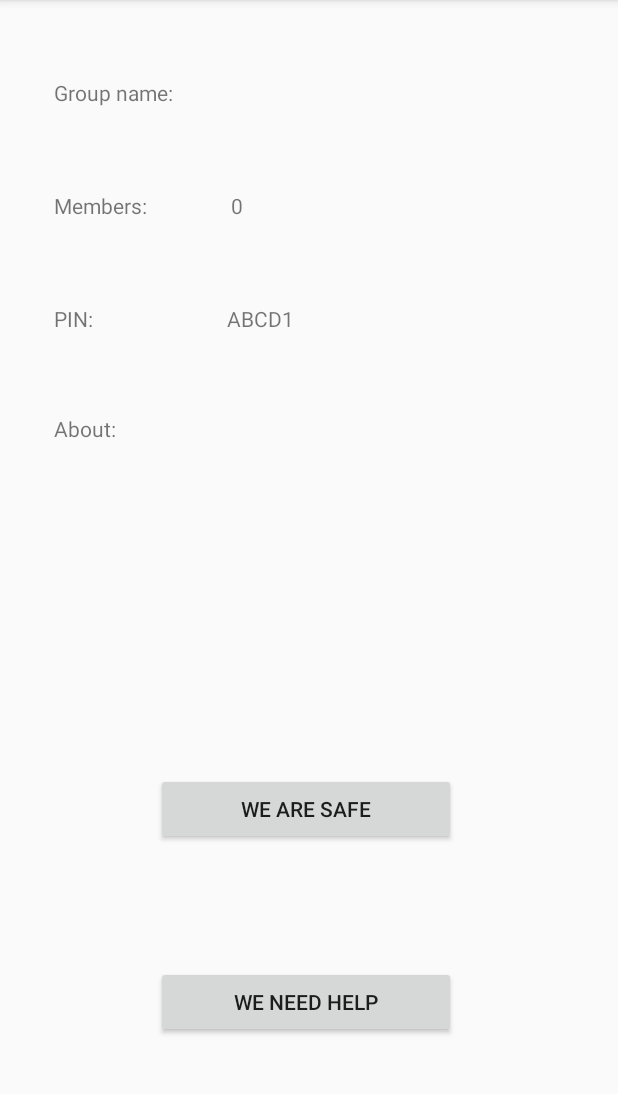
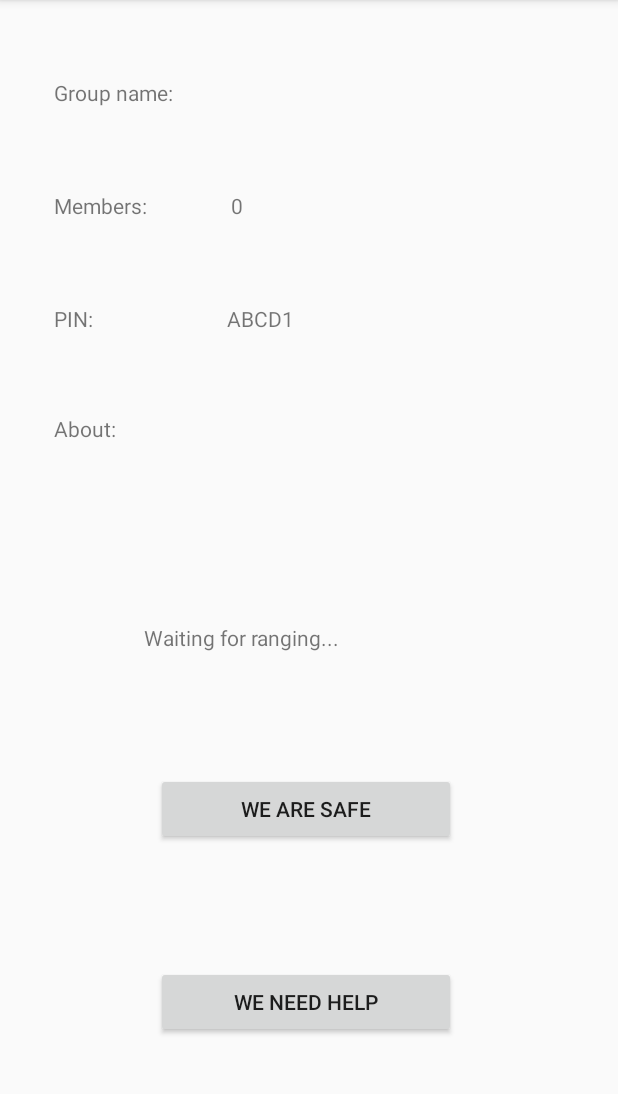
Before and after one commit to andrerubi/BetterWay, an Android app: the GroupActivity screen opened directly, with no data from a screen before it, on a phone screen of 412 x 824 dp, the part 84-1178 px from its top. Run offline under Robolectric (Android 15) with nearby library versions, the phone set to English and light mode, and no system bars; our stand-ins replace Firebase (no records; nobody signed in at launch, a user with empty details on screens opened directly); libraries missing offline, so code that uses them is left out: org.altbeacon.beacon; 6 statements that could not run were skipped.

Commit message:
+ beacon

```diff
--- a/app/src/main/java/com/example/ami/betterway/GroupActivity.java
+++ b/app/src/main/java/com/example/ami/betterway/GroupActivity.java
@@ -38,6 +38,7 @@ public class GroupActivity extends AppCompatActivity implements BeaconConsumer{
     String info;
     Button safe;
     Button help;
+    TextView tmp; /*TODO: remove variable*/
     private BeaconManager beaconManager = BeaconManager.getInstanceForApplication(this);
     private Beacon greenBeacon;
     private Beacon blueBeacon;
@@ -54,6 +55,8 @@ public class GroupActivity extends AppCompatActivity implements BeaconConsumer{
 
         safe = (Button) findViewById(R.id.btn_safe);
         help = (Button) findViewById(R.id.btn_help);
+        tmp = (TextView) findViewById(R.id.tmp);
+
 
 
         safe.setOnClickListener(new View.OnClickListener() {
@@ -191,15 +194,15 @@ public class GroupActivity extends AppCompatActivity implements BeaconConsumer{
 
                 if(greenBeacon.getRunningAverageRssi()>-70 && greenBeacon.getRunningAverageRssi()<-50
                         && blueBeacon.getRunningAverageRssi()>-90 && blueBeacon.getRunningAverageRssi()<-70)
-                    Toast.makeText(getBaseContext(),"You are in your room! (What is your excuse for this mess?)", Toast.LENGTH_SHORT).show();
+                    tmp.setText("Your room");
 
                 if(greenBeacon.getRunningAverageRssi()>-90 && greenBeacon.getRunningAverageRssi()<-80
                         && blueBeacon.getRunningAverageRssi()>-60 && blueBeacon.getRunningAverageRssi()<-40)
-                    Toast.makeText(getBaseContext(),"You are in the kitchen! (Drink something, alcohol free)", Toast.LENGTH_SHORT).show();
+                    tmp.setText("Kitchen");
 
                 if(greenBeacon.getRunningAverageRssi()>-75 && greenBeacon.getRunningAverageRssi()<-65
                         && blueBeacon.getRunningAverageRssi()>-90 && blueBeacon.getRunningAverageRssi()<-75)
-                    Toast.makeText(getBaseContext(),"You are in Luca's room! (Congratulate him for passing APA)", Toast.LENGTH_SHORT).show();
+                    tmp.setText("Luca's room");
             }
         };
         try {
--- a/app/src/main/res/layout/activity_group.xml
+++ b/app/src/main/res/layout/activity_group.xml
@@ -87,6 +87,19 @@
         app:layout_constraintStart_toEndOf="@+id/gr_info"
         app:layout_constraintTop_toBottomOf="@+id/insert_key" />
 
+    <TextView
+        android:id="@+id/tmp"
+        android:layout_width="wrap_content"
+        android:layout_height="wrap_content"
+        android:layout_marginStart="96dp"
+        android:layout_marginTop="120dp"
+        android:layout_marginBottom="8dp"
+        android:text="Waiting for ranging..."
+        app:layout_constraintBottom_toTopOf="@+id/btn_safe"
+        app:layout_constraintStart_toStartOf="parent"
+        app:layout_constraintTop_toBottomOf="@+id/gr_info"
+        app:layout_constraintVertical_bias="0.0" />
+
 
     <Button
         android:id="@+id/btn_safe"
```
